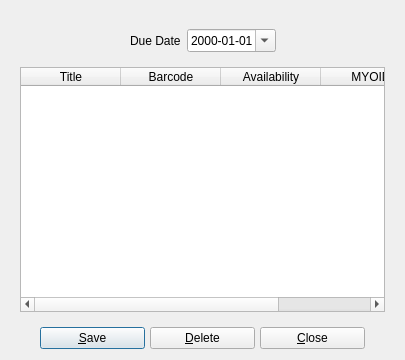
textbrowser/biblioteq, file UI/copybrowser.ui: the form before one commit.
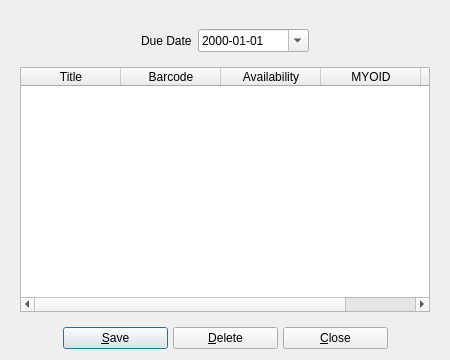
The form after the commit. Icons and pictures are not drawn.

Patch:
```diff
--- a/UI/copybrowser.ui
+++ b/UI/copybrowser.ui
@@ -6,7 +6,7 @@
    <rect>
     <x>0</x>
     <y>0</y>
-    <width>405</width>
+    <width>450</width>
     <height>360</height>
    </rect>
   </property>
@@ -54,6 +54,12 @@
            </item>
            <item>
             <widget class="QDateEdit" name="dueDate">
+             <property name="sizePolicy">
+              <sizepolicy hsizetype="Expanding" vsizetype="Fixed">
+               <horstretch>0</horstretch>
+               <verstretch>0</verstretch>
+              </sizepolicy>
+             </property>
              <property name="displayFormat">
               <string>yyyy-MM-dd</string>
              </property>
@@ -106,6 +112,9 @@
         <property name="cornerButtonEnabled">
          <bool>false</bool>
         </property>
+        <attribute name="horizontalHeaderStretchLastSection">
+         <bool>true</bool>
+        </attribute>
         <column>
          <property name="text">
           <string>Title</string>
```
